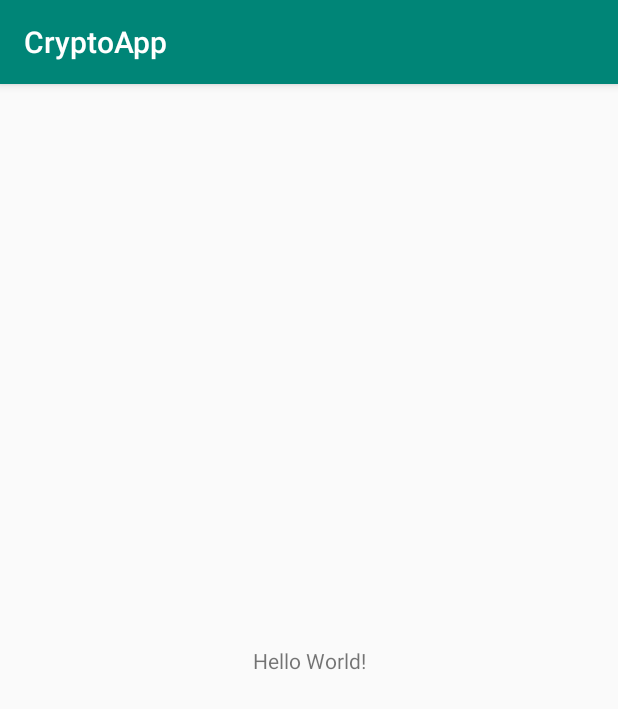
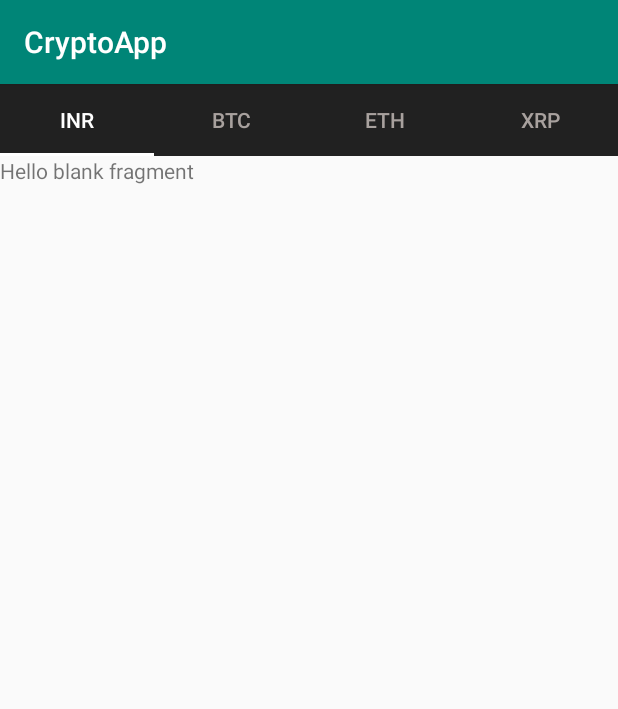
Before and after one commit to jilsonjoseph/CryptoApp, an Android app: the screen it shows after launch (MainActivity), on a phone screen of 412 x 824 dp. Shown: the top 709 px of the screen. Run offline under Robolectric (Android 15) with nearby library versions, the phone set to English and light mode, and no system bars.

Commit message:
Basic UI Ready

```diff
--- a/app/build.gradle
+++ b/app/build.gradle
@@ -22,6 +22,8 @@ dependencies {
     implementation fileTree(dir: 'libs', include: ['*.jar'])
     implementation 'com.android.support:appcompat-v7:28.0.0'
     implementation 'com.android.support.constraint:constraint-layout:1.1.3'
+    implementation 'com.android.support:design:28.0.0'
+    implementation 'com.android.support:support-v4:28.0.0'
     testImplementation 'junit:junit:4.12'
     androidTestImplementation 'com.android.support.test:runner:1.0.2'
     androidTestImplementation 'com.android.support.test.espresso:espresso-core:3.0.2'
--- a/app/src/main/java/com/example/jilson/cryptoapp/MainActivity.java
+++ b/app/src/main/java/com/example/jilson/cryptoapp/MainActivity.java
@@ -1,5 +1,7 @@
 package com.example.jilson.cryptoapp;
 
+import android.support.design.widget.TabLayout;
+import android.support.v4.view.ViewPager;
 import android.support.v7.app.AppCompatActivity;
 import android.os.Bundle;
 
@@ -9,5 +11,18 @@ public class MainActivity extends AppCompatActivity {
     protected void onCreate(Bundle savedInstanceState) {
         super.onCreate(savedInstanceState);
         setContentView(R.layout.activity_main);
+
+        /*page viewer object declared and initiliazed*/
+        ViewPager viewPager = findViewById(R.id.view_pager);
+
+        /* fragment adapter declared and initialized*/
+        SimpleFragmentAdapter simpleFragmentAdapter = new SimpleFragmentAdapter(getSupportFragmentManager(),this);
+
+        /*adapter is set to pageviewer*/
+        viewPager.setAdapter(simpleFragmentAdapter);
+
+        /* tab layout object created and initialized */
+        TabLayout tabLayout = findViewById(R.id.sliding_tab);
+        tabLayout.setupWithViewPager(viewPager);
     }
 }
--- /dev/null
+++ b/app/src/main/java/com/example/jilson/cryptoapp/SimpleFragmentAdapter.java
@@ -0,0 +1,49 @@
+package com.example.jilson.cryptoapp;
+
+import android.content.Context;
+import android.support.v4.app.Fragment;
+import android.support.v4.app.FragmentManager;
+import android.support.v4.app.FragmentPagerAdapter;
+
+final class SimpleFragmentAdapter extends FragmentPagerAdapter {
+
+    private Context context;
+
+    public SimpleFragmentAdapter(FragmentManager fm, Context context) {
+        super(fm);
+        this.context = context;
+    }
+
+    @Override
+    public Fragment getItem(int position) {
+        if(position == 0) {
+            return new inrFragment();
+        }if(position == 1) {
+            return new bitcoinFragment();
+        }if(position == 2){
+            return new etherFragment();
+        } else {
+            return new rippleFragment();
+        }
+
+    }
+
+    @Override
+    public int getCount() {
+        return 4;
+    }
+
+    /*This method provides text for curresponding tab positions*/
+    @Override
+    public CharSequence getPageTitle(int position) {
+        if(position == 0) {
+            return context.getString(R.string.inr);
+        }if(position == 1) {
+            return context.getString(R.string.bitcoin);
+        }if(position == 2){
+            return context.getString(R.string.ether);
+        } else {
+            return context.getString(R.string.ripple);
+        }
+    }
+}
--- /dev/null
+++ b/app/src/main/java/com/example/jilson/cryptoapp/bitcoinFragment.java
@@ -0,0 +1,26 @@
+package com.example.jilson.cryptoapp;
+
+
+import android.os.Bundle;
+import android.support.v4.app.Fragment;
+import android.view.LayoutInflater;
+import android.view.View;
+import android.view.ViewGroup;
+import android.widget.TextView;
+
+
+public class bitcoinFragment extends Fragment {
+
+    public bitcoinFragment() {
+        // Required empty public constructor
+    }
+
+    @Override
+    public View onCreateView(LayoutInflater inflater, ViewGroup container,
+                             Bundle savedInstanceState) {
+        TextView textView = new TextView(getActivity());
+        textView.setText(R.string.hello_blank_fragment);
+        return textView;
+    }
+
+}
--- /dev/null
+++ b/app/src/main/java/com/example/jilson/cryptoapp/inrFragment.java
@@ -0,0 +1,24 @@
+package com.example.jilson.cryptoapp;
+
+import android.content.Context;
+import android.net.Uri;
+import android.os.Bundle;
+import android.support.v4.app.Fragment;
+import android.view.LayoutInflater;
+import android.view.View;
+import android.view.ViewGroup;
+import android.widget.TextView;
+
+
+public class inrFragment extends Fragment {
+
+
+    @Override
+    public View onCreateView(LayoutInflater inflater, ViewGroup container,
+                             Bundle savedInstanceState) {
+        TextView textView = new TextView(getActivity());
+        textView.setText(R.string.hello_blank_fragment);
+        return textView;
+    }
+
+}
--- a/app/src/main/res/layout/activity_main.xml
+++ b/app/src/main/res/layout/activity_main.xml
@@ -1,18 +1,24 @@
 <?xml version="1.0" encoding="utf-8"?>
-<android.support.constraint.ConstraintLayout xmlns:android="http://schemas.android.com/apk/res/android"
+<LinearLayout
+    android:orientation="vertical"
+    xmlns:android="http://schemas.android.com/apk/res/android"
     xmlns:app="http://schemas.android.com/apk/res-auto"
     xmlns:tools="http://schemas.android.com/tools"
     android:layout_width="match_parent"
     android:layout_height="match_parent"
     tools:context=".MainActivity">
 
-    <TextView
-        android:layout_width="wrap_content"
+    <android.support.design.widget.TabLayout
+        android:id="@+id/sliding_tab"
+        android:layout_width="match_parent"
         android:layout_height="wrap_content"
-        android:text="Hello World!"
-        app:layout_constraintBottom_toBottomOf="parent"
-        app:layout_constraintLeft_toLeftOf="parent"
-        app:layout_constraintRight_toRightOf="parent"
-        app:layout_constraintTop_toTopOf="parent" />
+        style="@style/TabStyle"
+        android:background="#212121"
+        app:tabMode="fixed"/>
 
-</android.support.constraint.ConstraintLayout>
+    <android.support.v4.view.ViewPager
+        android:id="@+id/view_pager"
+        android:layout_width="match_parent"
+        android:layout_height="match_parent"/>
+
+</LinearLayout>
--- a/app/src/main/res/values/strings.xml
+++ b/app/src/main/res/values/strings.xml
@@ -1,3 +1,11 @@
 <resources>
     <string name="app_name">CryptoApp</string>
+
+    <string name="inr">INR</string>
+    <string name="bitcoin">BTC</string>
+    <string name="ether">ETH</string>
+    <string name="ripple">XRP</string>
+
+    <!-- TODO: Remove or change this placeholder text -->
+    <string name="hello_blank_fragment">Hello blank fragment</string>
 </resources>
--- a/app/src/main/res/values/styles.xml
+++ b/app/src/main/res/values/styles.xml
@@ -8,4 +8,17 @@
         <item name="colorAccent">@color/colorAccent</item>
     </style>
 
+    <style name="TabStyle" parent="Widget.Design.TabLayout">
+        <item name="tabIndicatorColor">@android:color/white</item>
+        <item name="tabSelectedTextColor">@android:color/white</item>
+        <item name="tabTextAppearance">@style/TabStyleTextAppearance</item>
+
+    </style>
+
+    <style name="TabStyleTextAppearance" parent="TextAppearance.Design.Tab">
+        <item name="android:textColor">#A8A19E</item>
+    </style>
+
+
+
 </resources>
```
Also changed, not shown: app/src/main/java/com/example/jilson/cryptoapp/etherFragment.java (added, +66 -0 lines), app/src/main/java/com/example/jilson/cryptoapp/rippleFragment.java (added, +30 -0 lines), app/src/main/res/layout/list.xml (added, +8 -0 lines), app/src/main/res/layout/list_item.xml (added, +31 -0 lines), app/src/main/java/com/example/jilson/cryptoapp/TickerEntry.java (line endings or trailing spaces).
